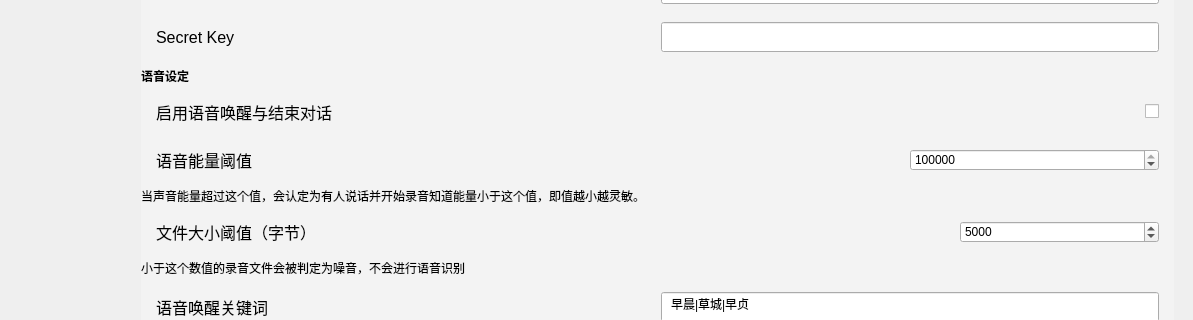
Above: mainwindow.ui from Zao-chen/ZcChat before the change; both pictures show x 83 to 1276 and y 232 to 552 of the 1276 by 764 pixel window. Below: the same form after it.
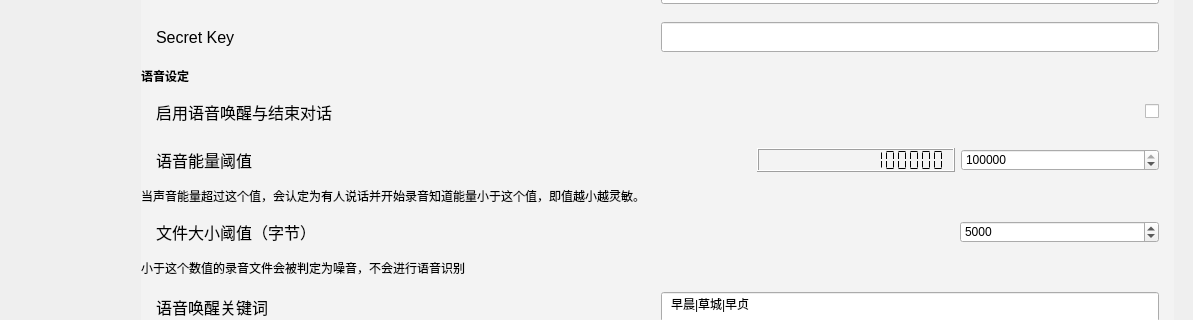
That is the form after the change. The open tabs and pages were chosen to show the change. Custom widgets are drawn as their Qt base class.

Patch:
```diff
--- a/mainwindow.ui
+++ b/mainwindow.ui
@@ -1812,7 +1812,7 @@
                </item>
                <item>
                 <widget class="ElaScrollPageArea" name="widget_26" native="true">
-                 <layout class="QHBoxLayout" name="horizontalLayout_27" stretch="3,1">
+                 <layout class="QHBoxLayout" name="horizontalLayout_27" stretch="3,1,1">
                   <property name="leftMargin">
                    <number>15</number>
                   </property>
@@ -1831,6 +1831,30 @@
                     </property>
                    </widget>
                   </item>
+                  <item>
+                   <widget class="QLCDNumber" name="lcdNumber">
+                    <property name="font">
+                     <font>
+                      <bold>false</bold>
+                     </font>
+                    </property>
+                    <property name="smallDecimalPoint">
+                     <bool>true</bool>
+                    </property>
+                    <property name="digitCount">
+                     <number>15</number>
+                    </property>
+                    <property name="segmentStyle">
+                     <enum>QLCDNumber::SegmentStyle::Flat</enum>
+                    </property>
+                    <property name="value" stdset="0">
+                     <double>999999999.000000000000000</double>
+                    </property>
+                    <property name="intValue" stdset="0">
+                     <number>999999999</number>
+                    </property>
+                   </widget>
+                  </item>
                   <item>
                    <widget class="ElaSpinBox" name="spinBox_energy">
                     <property name="maximum">
```
Left out of the diff: 6 changed lines with no effect on the pictures.
